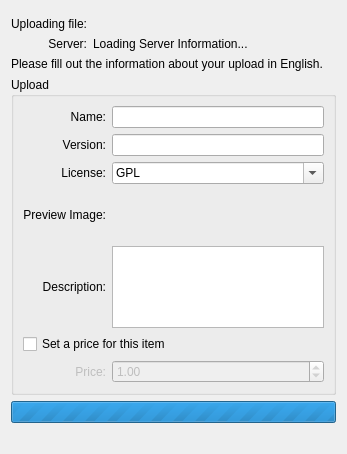
Old version of the form knewstuff/knewstuff3/uploaddialog.ui in the repository KDE/kdelibs.
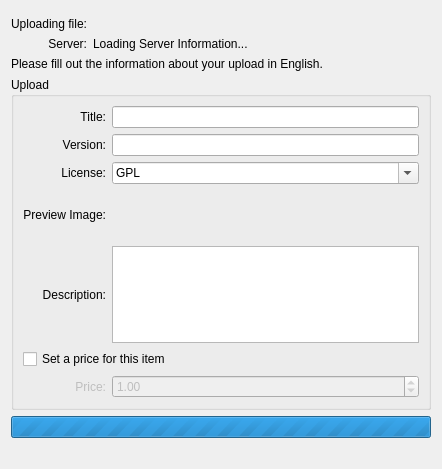
New version of the form. Custom widgets are drawn as their Qt base class.

Commit message: Name: -> Title: and add tooltip and qwhatsthis

```diff
--- a/knewstuff/knewstuff3/uploaddialog.ui
+++ b/knewstuff/knewstuff3/uploaddialog.ui
@@ -6,8 +6,8 @@
    <rect>
     <x>0</x>
     <y>0</y>
-    <width>347</width>
-    <height>454</height>
+    <width>442</width>
+    <height>469</height>
    </rect>
   </property>
   <property name="windowTitle">
@@ -95,7 +95,7 @@
       <item row="0" column="0">
        <widget class="QLabel" name="label_4">
         <property name="text">
-         <string>Name:</string>
+         <string>Title:</string>
         </property>
         <property name="alignment">
          <set>Qt::AlignRight|Qt::AlignTrailing|Qt::AlignVCenter</set>
@@ -255,7 +255,7 @@
       <number>0</number>
      </property>
      <property name="value">
-      <number>120251</number>
+      <number>127169</number>
      </property>
     </widget>
    </item>
```
Left out of the diff: 15 changed lines with no effect on the pictures.
